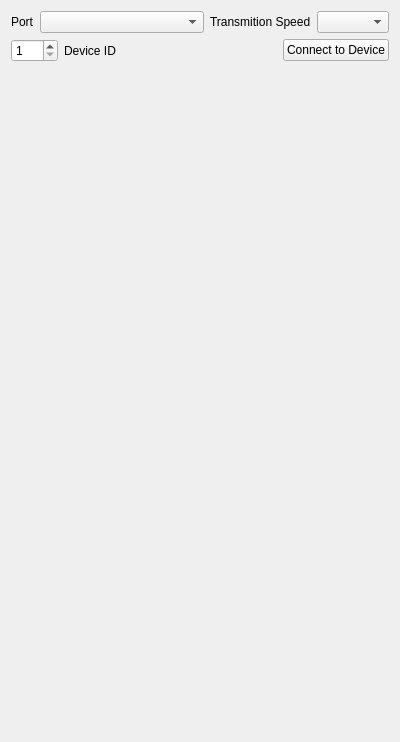
Above: AirCoolControll/AirCoolControll/UART_ConnectionWindow.ui from ComEngineering/AirCoolControl_Desktop before the change. Below: the same form after it.
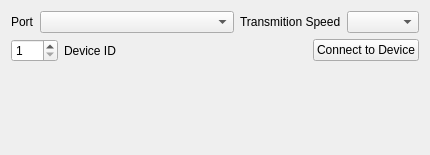
That is the form after the change.

What changed in the file:
```diff
--- a/AirCoolControll/AirCoolControll/UART_ConnectionWindow.ui
+++ b/AirCoolControll/AirCoolControll/UART_ConnectionWindow.ui
@@ -6,8 +6,8 @@
    <rect>
     <x>0</x>
     <y>0</y>
-    <width>400</width>
-    <height>742</height>
+    <width>430</width>
+    <height>155</height>
    </rect>
   </property>
   <property name="windowTitle">
```
